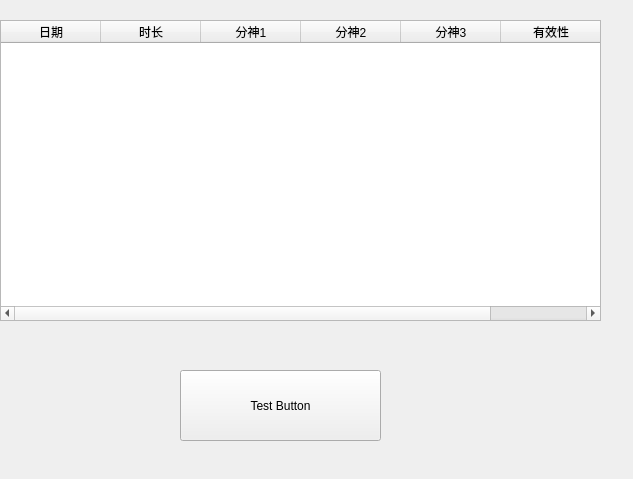
Before: the Qt Designer form reportpage.ui in Leeye1/StudyMate-GUI, drawn with Qt 5.
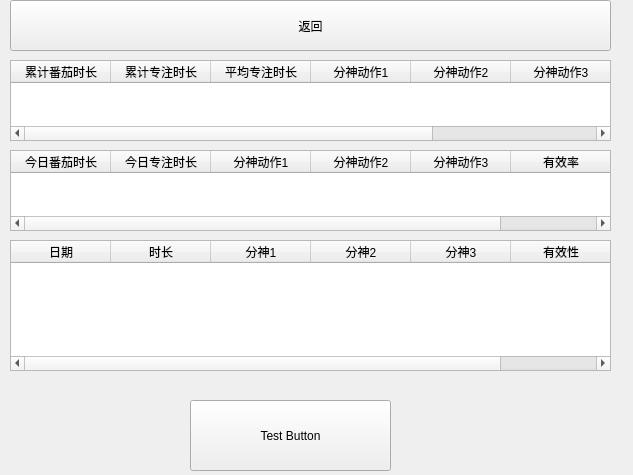
After: the same form once the commit is applied.

The edit to the form file:
```diff
--- a/reportpage.ui
+++ b/reportpage.ui
@@ -7,7 +7,7 @@
     <x>0</x>
     <y>0</y>
     <width>633</width>
-    <height>479</height>
+    <height>475</height>
    </rect>
   </property>
   <property name="windowTitle">
@@ -16,10 +16,10 @@
   <widget class="QTableWidget" name="tableReport">
    <property name="geometry">
     <rect>
-     <x>0</x>
-     <y>20</y>
+     <x>10</x>
+     <y>240</y>
      <width>601</width>
-     <height>301</height>
+     <height>131</height>
     </rect>
    </property>
    <property name="columnCount">
@@ -59,8 +59,8 @@
   <widget class="QPushButton" name="testButton">
    <property name="geometry">
     <rect>
-     <x>180</x>
-     <y>370</y>
+     <x>190</x>
+     <y>400</y>
      <width>201</width>
      <height>71</height>
     </rect>
@@ -69,6 +69,104 @@
     <string>Test Button</string>
    </property>
   </widget>
+  <widget class="QPushButton" name="returnButton">
+   <property name="geometry">
+    <rect>
+     <x>10</x>
+     <y>0</y>
+     <width>601</width>
+     <height>51</height>
+    </rect>
+   </property>
+   <property name="text">
+    <string>返回</string>
+   </property>
+  </widget>
+  <widget class="QTableWidget" name="totalReport">
+   <property name="geometry">
+    <rect>
+     <x>10</x>
+     <y>60</y>
+     <width>601</width>
+     <height>81</height>
+    </rect>
+   </property>
+   <column>
+    <property name="text">
+     <string>累计番茄时长</string>
+    </property>
+   </column>
+   <column>
+    <property name="text">
+     <string>累计专注时长</string>
+    </property>
+   </column>
+   <column>
+    <property name="text">
+     <string>平均专注时长</string>
+    </property>
+   </column>
+   <column>
+    <property name="text">
+     <string>分神动作1</string>
+    </property>
+   </column>
+   <column>
+    <property name="text">
+     <string>分神动作2</string>
+    </property>
+   </column>
+   <column>
+    <property name="text">
+     <string>分神动作3</string>
+    </property>
+   </column>
+   <column>
+    <property name="text">
+     <string>有效率</string>
+    </property>
+   </column>
+  </widget>
+  <widget class="QTableWidget" name="todayReport">
+   <property name="geometry">
+    <rect>
+     <x>10</x>
+     <y>150</y>
+     <width>601</width>
+     <height>81</height>
+    </rect>
+   </property>
+   <column>
+    <property name="text">
+     <string>今日番茄时长</string>
+    </property>
+   </column>
+   <column>
+    <property name="text">
+     <string>今日专注时长</string>
+    </property>
+   </column>
+   <column>
+    <property name="text">
+     <string>分神动作1</string>
+    </property>
+   </column>
+   <column>
+    <property name="text">
+     <string>分神动作2</string>
+    </property>
+   </column>
+   <column>
+    <property name="text">
+     <string>分神动作3</string>
+    </property>
+   </column>
+   <column>
+    <property name="text">
+     <string>有效率</string>
+    </property>
+   </column>
+  </widget>
  </widget>
  <resources/>
  <connections/>
```
